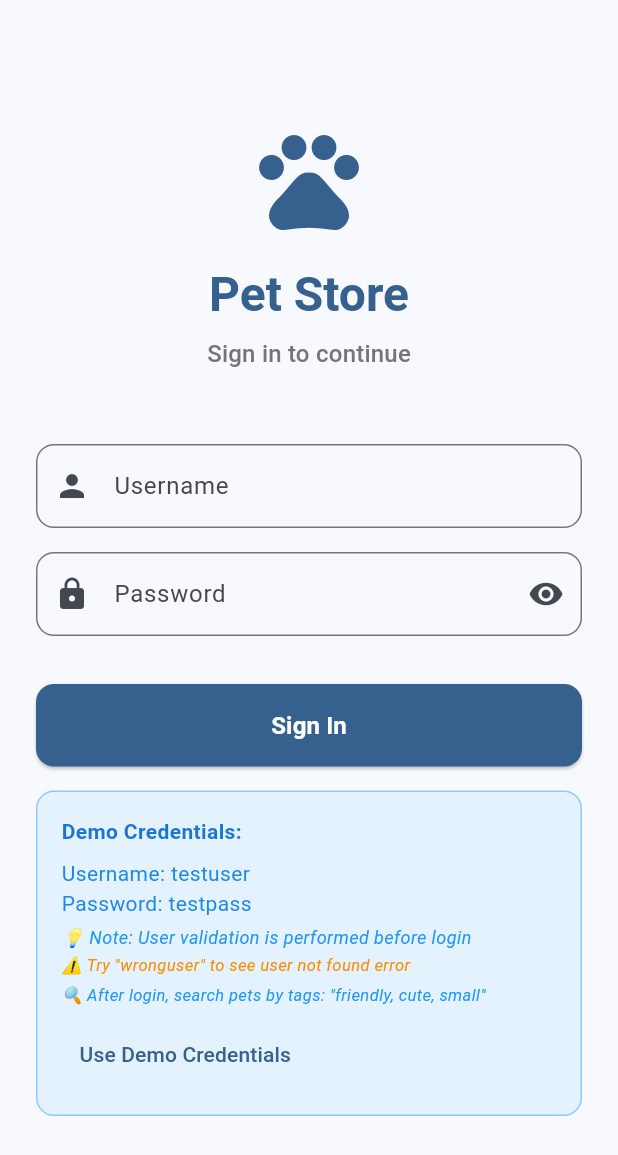
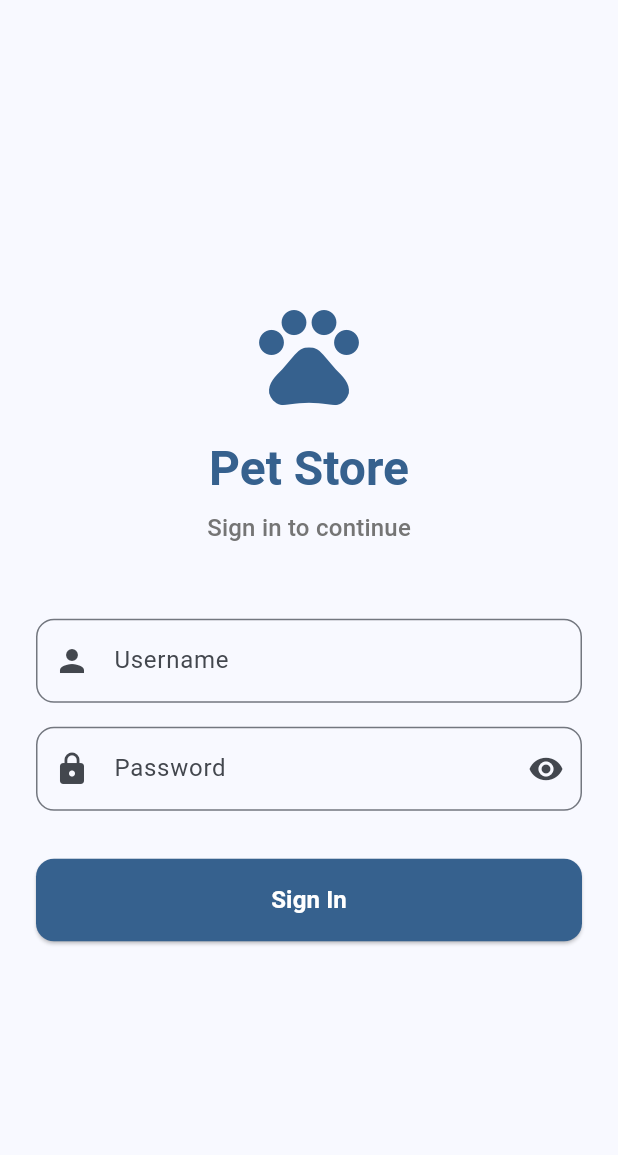
Before and after one commit to fikrialwan/pet_store, a Flutter app: the screen it shows after launch, on a phone screen of 412 x 824 dp. Shown: the top 1155 px of the screen. Run offline on Flutter 3.47's test engine with Material 3 defaults, Android fonts, the phone set to English and light mode, and no system bars; our stand-ins replace cached_network_image, dartz, dio, equatable, flutter_bloc, get_it and 3 more; generated files the repository leaves out were written again.

Commit message:
feat: remove demo credentials

```diff
--- a/lib/features/auth/presentation/screens/login_screen.dart
+++ b/lib/features/auth/presentation/screens/login_screen.dart
@@ -94,8 +94,6 @@ class _LoginScreenState extends State<LoginScreen> {
                   _buildPasswordField(),
                   const SizedBox(height: 32),
                   _buildLoginButton(),
-                  const SizedBox(height: 16),
-                  _buildDemoCredentials(),
                 ],
               ),
             ),
@@ -211,73 +209,6 @@ class _LoginScreenState extends State<LoginScreen> {
     );
   }
 
-  Widget _buildDemoCredentials() {
-    return Container(
-      padding: const EdgeInsets.all(16),
-      decoration: BoxDecoration(
-        color: Colors.blue.shade50,
-        borderRadius: BorderRadius.circular(12),
-        border: Border.all(color: Colors.blue.shade200),
-      ),
-      child: Column(
-        crossAxisAlignment: CrossAxisAlignment.start,
-        children: [
-          Text(
-            'Demo Credentials:',
-            style: TextStyle(
-              fontWeight: FontWeight.bold,
-              color: Colors.blue.shade700,
-            ),
-          ),
-          const SizedBox(height: 8),
-          Text(
-            'Username: testuser',
-            style: TextStyle(color: Colors.blue.shade600),
-          ),
-          Text(
-            'Password: testpass',
-            style: TextStyle(color: Colors.blue.shade600),
-          ),
-          const SizedBox(height: 4),
-          Text(
-            '💡 Note: User validation is performed before login',
-            style: TextStyle(
-              fontSize: 12,
-              color: Colors.blue.shade500,
-              fontStyle: FontStyle.italic,
-            ),
-          ),
-          const SizedBox(height: 2),
-          Text(
-            '⚠️ Try "wronguser" to see user not found error',
-            style: TextStyle(
-              fontSize: 11,
-              color: Colors.orange.shade600,
-              fontStyle: FontStyle.italic,
-            ),
-          ),
-          const SizedBox(height: 4),
-          Text(
-            '🔍 After login, search pets by tags: "friendly, cute, small"',
-            style: TextStyle(
-              fontSize: 11,
-              color: Colors.blue.shade500,
-              fontStyle: FontStyle.italic,
-            ),
-          ),
-          const SizedBox(height: 8),
-          TextButton(
-            onPressed: () {
-              _usernameController.text = 'testuser';
-              _passwordController.text = 'testpass';
-            },
-            child: const Text('Use Demo Credentials'),
-          ),
-        ],
-      ),
-    );
-  }
-
   void _handleLogin() {
     if (_formKey.currentState!.validate()) {
       final credentials = LoginCredentials(
```
